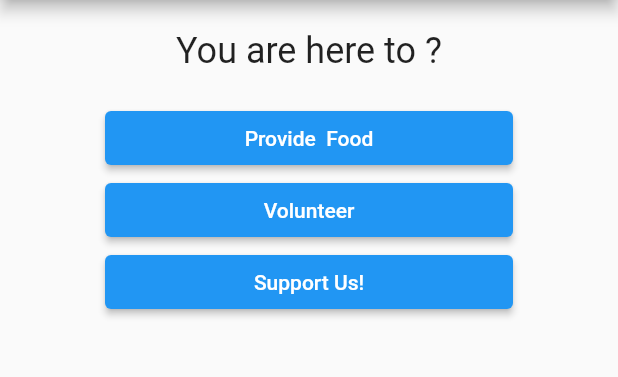
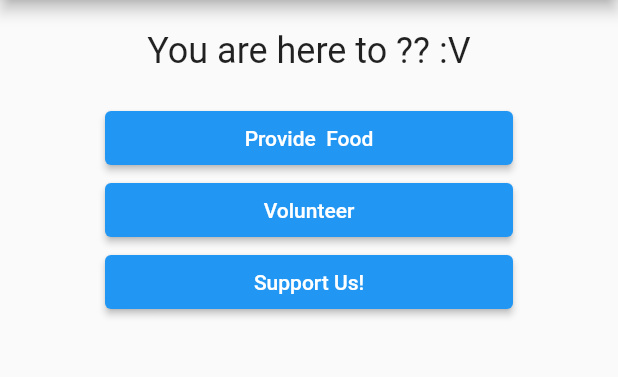
Before and after one commit to JowenPang/hunger, a Flutter app: the screen it shows after launch, on a phone screen of 412 x 824 dp, the part 84-461 px from its top. Run offline on Flutter 3.47's test engine with Material 2 defaults, Android fonts, the phone set to English and light mode, and no system bars; our stand-ins replace cloud_firestore; missing offline and left inert: google_pay; accounts and stored records are empty.

Commit message:
new commit by jian hui

```diff
--- a/lib/main.dart
+++ b/lib/main.dart
@@ -35,7 +35,7 @@ class MyAppState extends State<MyApp>{
   @override
   Widget build(BuildContext context) {
     var questions=[
-      "You are here to ?",
+      "You are here to ?? :V",
       "Having excess food to donate?"];
 
     return MaterialApp(
```
Also changed, not shown: pubspec.lock, 1 other file.
